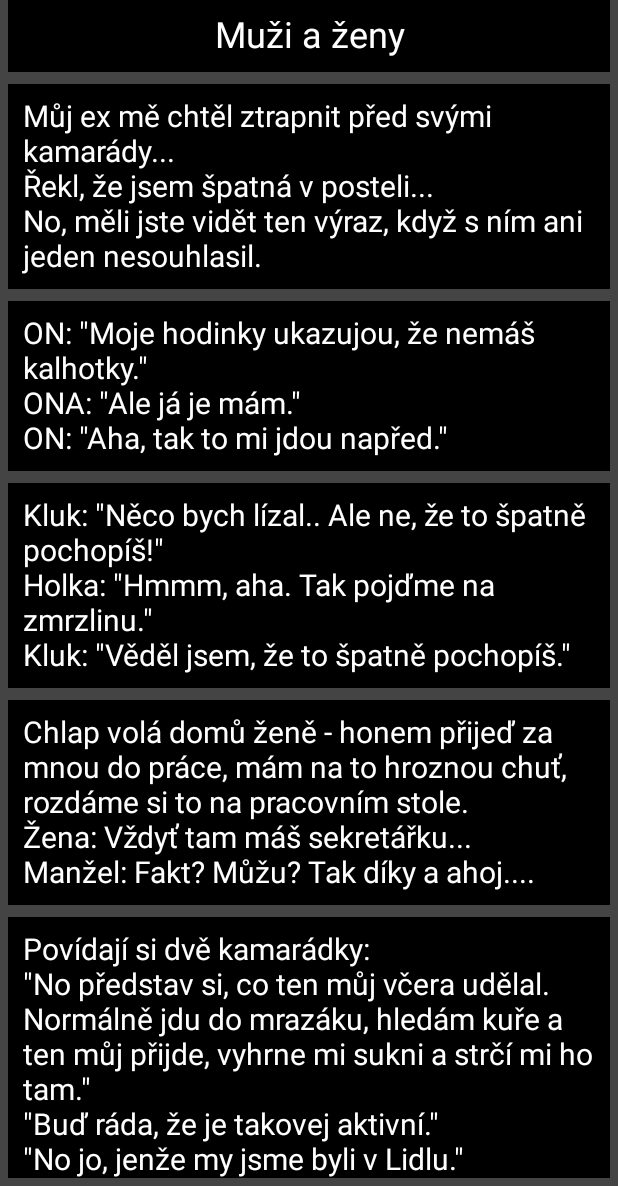
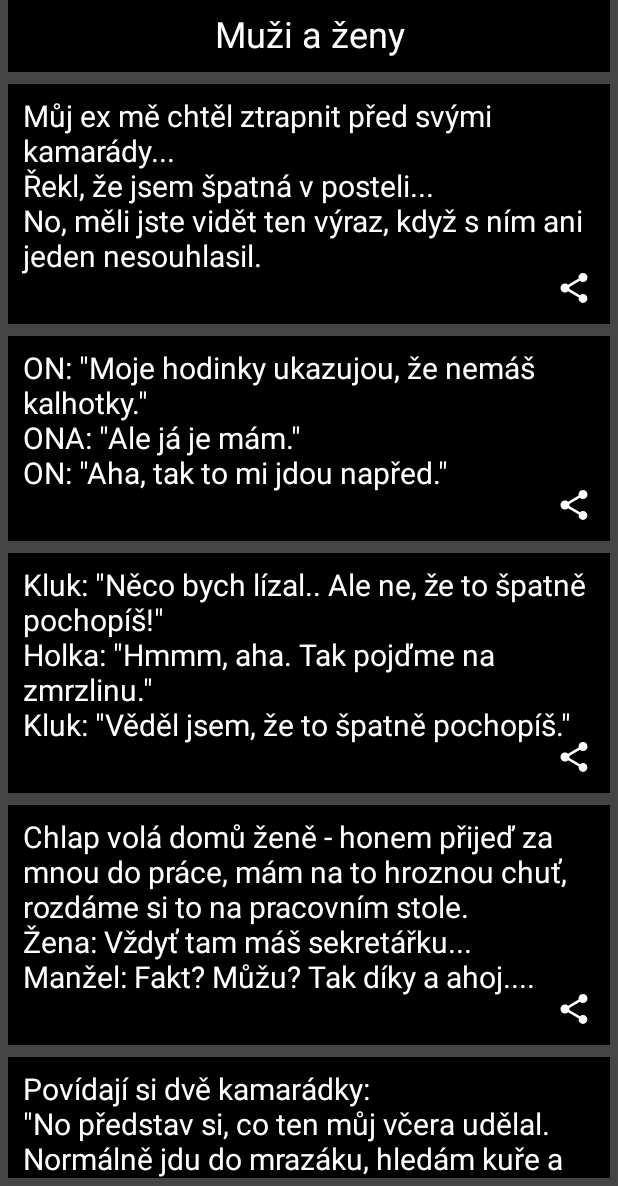
Before and after one commit to mb256/VtipList, an Android app built with Jetpack Compose: the screen it shows after launch (CategoryActivity), after a tap on "Muži a ženy", on a phone screen of 412 x 824 dp, the part 50-1236 px from its top. Run offline under Robolectric (Android 15) with nearby library versions, the phone set to English and light mode, and no system bars; 2 other taps on this screen came first.

Commit message:
Add share button

```diff
--- a/app/src/main/java/com/example/vtiplist/CategoryActivity.kt
+++ b/app/src/main/java/com/example/vtiplist/CategoryActivity.kt
@@ -1,22 +1,30 @@
 package com.example.vtiplist
 
+import android.content.Intent
 import android.os.Bundle
 import androidx.activity.ComponentActivity
 import androidx.activity.compose.setContent
 import androidx.compose.foundation.background
 import androidx.compose.foundation.layout.Arrangement
+import androidx.compose.foundation.layout.Box
 import androidx.compose.foundation.layout.Column
 import androidx.compose.foundation.layout.fillMaxWidth
 import androidx.compose.foundation.layout.padding
 import androidx.compose.foundation.lazy.LazyColumn
 import androidx.compose.foundation.lazy.items
+import androidx.compose.material.Icon
+import androidx.compose.material.IconButton
+import androidx.compose.material.icons.Icons
+import androidx.compose.material.icons.filled.Share
 import androidx.compose.material3.Card
 import androidx.compose.material3.Text
 import androidx.compose.runtime.Composable
+import androidx.compose.ui.Alignment
 import androidx.compose.ui.Modifier
 import androidx.compose.ui.geometry.Offset
 import androidx.compose.ui.graphics.Color
 import androidx.compose.ui.graphics.Shadow
+import androidx.compose.ui.platform.LocalContext
 import androidx.compose.ui.text.TextStyle
 import androidx.compose.ui.text.style.TextAlign
 import androidx.compose.ui.tooling.preview.Preview
@@ -117,14 +125,38 @@ fun ListOfJokes(categoryString : String, jokeList : List<Joke>) {
         }
 
         items(jokeList) { joke ->
-            Text(text = joke.jokeText,
+
+            Box(contentAlignment = Alignment.BottomEnd) {
+                Text(
+                    text = joke.jokeText + "\n",
                     color = Color.White,
                     fontSize = 20.sp,
                     textAlign = TextAlign.Start,
                     modifier = Modifier
                         .fillMaxWidth()
                         .background(Color.Black)
-                    .padding(all = 10.dp))
+                        .padding(all = 10.dp)
+                )
+
+                ///////////////////////////////////
+                // For share functionality:
+                val mContext = LocalContext.current
+                val sendIntent: Intent = Intent().apply {
+                    action = Intent.ACTION_SEND
+                    putExtra(Intent.EXTRA_TEXT, "This is my text to send.")
+                    type = "text/plain"
+                }
+
+                val shareIntent = Intent.createChooser(sendIntent, null)
+
+                IconButton(onClick = { mContext.startActivity(sendIntent) }) {
+                    Icon(
+                        Icons.Filled.Share,
+                        contentDescription = "Localized description",
+                        tint = Color(0xFFFFFFFF)
+                    )
+                }
+            }
         }
     }
 }
--- a/app/src/main/java/com/example/vtiplist/MainActivity.kt
+++ b/app/src/main/java/com/example/vtiplist/MainActivity.kt
@@ -27,7 +27,13 @@ import androidx.compose.foundation.shape.RoundedCornerShape
 import androidx.compose.foundation.verticalScroll
 import androidx.compose.material.Button
 import androidx.compose.material.ButtonDefaults
+import androidx.compose.material.Icon
+import androidx.compose.material.IconButton
 import androidx.compose.material.Text
+import androidx.compose.material.icons.Icons
+import androidx.compose.material.icons.filled.Favorite
+import androidx.compose.material.icons.filled.Share
+import androidx.compose.material.icons.rounded.ShoppingCart
 import androidx.compose.material3.ElevatedButton
 import androidx.compose.runtime.Composable
 import androidx.compose.runtime.getValue
@@ -48,6 +54,7 @@ import androidx.compose.ui.text.style.TextAlign
 import androidx.compose.ui.tooling.preview.Preview
 import androidx.compose.ui.unit.dp
 import androidx.compose.ui.unit.sp
+import androidx.core.content.ContextCompat.startActivity
 import com.example.vtiplist.ui.theme.VtipListTheme
 import kotlin.random.Random
 
@@ -90,6 +97,10 @@ fun RandomJoke(modifier: Modifier) {
     }
     var jokeText = jokesAll.jokeLists.get(randomJokeIndex).jokeText
 
+    val mainButtonColor = ButtonDefaults.buttonColors(
+        backgroundColor = Color.DarkGray,
+        contentColor = Color.White)
+
     Column(
         horizontalAlignment = Alignment.CenterHorizontally,
         modifier = modifier
@@ -108,10 +119,6 @@ fun RandomJoke(modifier: Modifier) {
                     .padding(all = 10.dp)
             )
 
-            val mainButtonColor = ButtonDefaults.buttonColors(
-                backgroundColor = Color.DarkGray,
-                contentColor = Color.White
-            )
             Button(
                 colors = mainButtonColor,
                 onClick = {
@@ -126,8 +133,11 @@ fun RandomJoke(modifier: Modifier) {
         Spacer(modifier = Modifier
             .height(10.dp)
             .background(Color.Gray))
+
+        Box (contentAlignment = Alignment.BottomEnd)
+        {
             Text(
-            text = jokeText,
+                text = jokeText + "\n",
                 fontSize = 18.sp,
                 textAlign = TextAlign.Center,
                 color = Color.White,
@@ -137,6 +147,28 @@ fun RandomJoke(modifier: Modifier) {
                     .verticalScroll(state = rememberScrollState())
                     .padding(all = 20.dp)
             )
+
+            ///////////////////////////////////
+            // For share functionality:
+            val mContext = LocalContext.current
+            val sendIntent: Intent = Intent().apply {
+                action = Intent.ACTION_SEND
+                putExtra(Intent.EXTRA_TEXT, "This is my text to send.")
+                type = "text/plain"
+            }
+
+            val shareIntent = Intent.createChooser(sendIntent, null)
+            // ////////////////////////////////
+            IconButton(onClick = { mContext.startActivity(sendIntent) }) {
+                Icon(
+                    Icons.Filled.Share,
+                    contentDescription = "Localized description",
+                    tint = Color(0xFFFFFFFF)
+                )
+            }
+
+        }
+
     }
 }
 
--- /dev/null
+++ b/app/src/main/res/drawable/share_white_icon.xml
@@ -0,0 +1,12 @@
+<vector xmlns:android="http://schemas.android.com/apk/res/android"
+    android:width="800dp"
+    android:height="800dp"
+    android:viewportWidth="24"
+    android:viewportHeight="24">
+  <path
+      android:pathData="M17,3.002C18.656,3.002 19.998,4.344 19.998,6C19.998,7.656 18.656,8.998 17,8.998C16.158,8.998 15.397,8.651 14.852,8.092L9.395,11.211C9.463,11.463 9.5,11.727 9.5,12C9.5,12.273 9.463,12.537 9.395,12.789L14.853,15.908C15.397,15.349 16.158,15.002 17,15.002C18.656,15.002 19.998,16.344 19.998,18C19.998,19.656 18.656,20.998 17,20.998C15.344,20.998 14.002,19.656 14.002,18C14.002,17.727 14.038,17.463 14.107,17.211L8.65,14.092C8.105,14.651 7.344,14.998 6.502,14.998C4.846,14.998 3.504,13.656 3.504,12C3.504,10.344 4.846,9.002 6.502,9.002C7.344,9.002 8.104,9.349 8.649,9.908L14.107,6.789C14.038,6.537 14.002,6.273 14.002,6C14.002,4.344 15.344,3.002 17,3.002Z"
+      android:strokeWidth="1"
+      android:fillColor="#ffffff"
+      android:fillType="nonZero"
+      android:strokeColor="#00000000"/>
+</vector>
```
Lines whose indentation alone changed are shown as unchanged.
